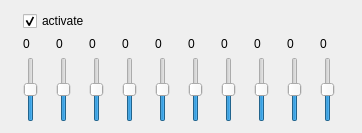
shahid334/sayonara-player, file trunk/GUI/equalizer/GUI_equalizer.ui: the form before one commit.
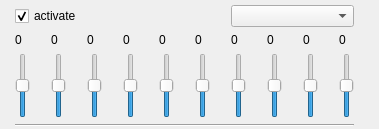
The form after the commit.

Commit message: Equalizer enhanced

Patch:
```diff
--- a/trunk/GUI/equalizer/GUI_equalizer.ui
+++ b/trunk/GUI/equalizer/GUI_equalizer.ui
@@ -6,14 +6,26 @@
    <rect>
     <x>0</x>
     <y>0</y>
-    <width>362</width>
-    <height>129</height>
+    <width>379</width>
+    <height>119</height>
    </rect>
   </property>
   <property name="windowTitle">
    <string>Form</string>
   </property>
   <layout class="QGridLayout" name="gridLayout_2">
+   <property name="leftMargin">
+    <number>0</number>
+   </property>
+   <property name="topMargin">
+    <number>5</number>
+   </property>
+   <property name="rightMargin">
+    <number>0</number>
+   </property>
+   <property name="bottomMargin">
+    <number>2</number>
+   </property>
    <item row="2" column="10">
     <widget class="QSlider" name="sli_9">
      <property name="minimumSize">
@@ -344,6 +356,16 @@
      </property>
     </widget>
    </item>
+   <item row="0" column="7" colspan="4">
+    <widget class="QComboBox" name="combo_presets"/>
+   </item>
+   <item row="3" column="1" colspan="10">
+    <widget class="Line" name="line">
+     <property name="orientation">
+      <enum>Qt::Horizontal</enum>
+     </property>
+    </widget>
+   </item>
   </layout>
  </widget>
  <resources/>
```
Left out of the diff: 20 changed lines with no effect on the pictures. The commit also changes 14 other files.
